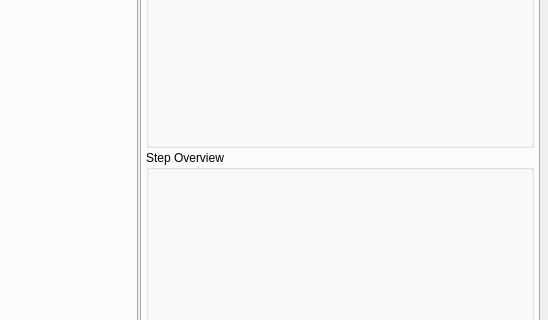
Before: the Qt Designer form isu/ui/w.ui in clpi/isutils, drawn with Qt 5; both pictures show x 572 to 1120 and y 212 to 532 of the 1120 by 700 pixel window.
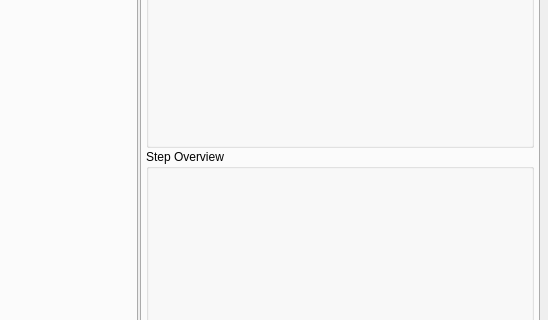
After: the same form once the commit is applied. Custom widgets are drawn as their Qt base class.

Diff of the .ui file:
```diff
--- a/isu/ui/w.ui
+++ b/isu/ui/w.ui
@@ -163,7 +163,7 @@
            </attribute>
            <layout class="QVBoxLayout" name="verticalLayout_8">
             <property name="spacing">
-             <number>2</number>
+             <number>1</number>
             </property>
             <property name="leftMargin">
              <number>4</number>
```
